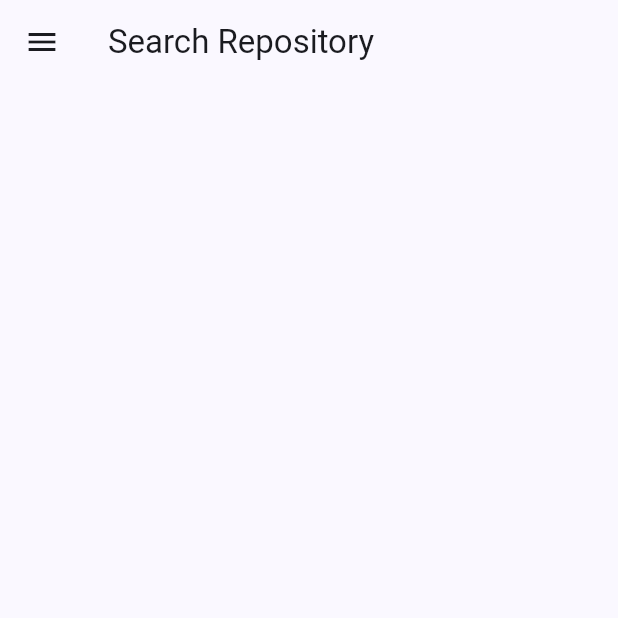
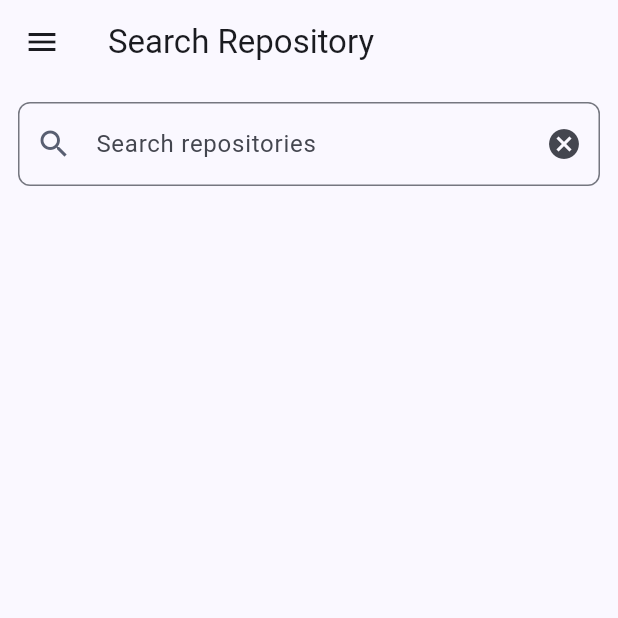
Before and after one commit to smsmsy/yumemi_flutter_engineer_codecheck, a Flutter app: the screen it shows after launch, on a phone screen of 412 x 824 dp, the top half of it. Run offline on Flutter 3.47's test engine with Material 3 defaults, Android fonts, the phone set to English and light mode, and no system bars; our stand-ins replace flutter_riverpod, go_router, riverpod_annotation, shared_preferences; generated files the repository leaves out were written again.

Commit message:
テキストフィールドを検索画面に追加

```diff
--- a/lib/view/page/search_page.dart
+++ b/lib/view/page/search_page.dart
@@ -1,10 +1,21 @@
+import 'package:flutter/foundation.dart';
 import 'package:flutter/material.dart';
 import 'package:yumemi_flutter_engineer_codecheck/l10n/app_localizations.dart';
 import 'package:yumemi_flutter_engineer_codecheck/static/wording_data.dart';
 import 'package:yumemi_flutter_engineer_codecheck/view/widget/custom_drawer.dart';
+import 'package:yumemi_flutter_engineer_codecheck/view/widget/search_text_field.dart';
 
-class SearchPage extends StatelessWidget {
+class SearchPage extends StatefulWidget {
   const SearchPage({super.key});
+
+  @override
+  State<SearchPage> createState() => _SearchPageState();
+}
+
+class _SearchPageState extends State<SearchPage> {
+  var _text = '';
+
+  final controller = TextEditingController();
 
   @override
   Widget build(BuildContext context) {
@@ -16,6 +27,42 @@ class SearchPage extends StatelessWidget {
         ),
       ),
       drawer: const CustomDrawer(),
+      body: Center(
+        child: Column(
+          children: [
+            SearchTextField(
+              controller: controller,
+              onChanged: (value) {
+                // TODO: リポジトリ検索実行時の実装
+                setState(() {
+                  _text = value;
+                });
+              },
+              onCancelButtonPressed: () {
+                // TODO: リポジトリ検索キャンセル時の実装
+                setState(() {
+                  _text = '';
+                  controller.clear();
+                });
+                FocusScope.of(context).unfocus();
+              },
+              labelText:
+                  AppLocalizations.of(context)?.searchRepositories ??
+                  WordingData.searchRepositories,
+            ),
+          ],
+        ),
+      ),
+    );
+  }
+
+  @override
+  void debugFillProperties(DiagnosticPropertiesBuilder properties) {
+    super.debugFillProperties(properties);
+
+    properties.add(StringProperty('text', _text));
+    properties.add(
+      DiagnosticsProperty<TextEditingController>('controller', controller),
     );
   }
 }
```
